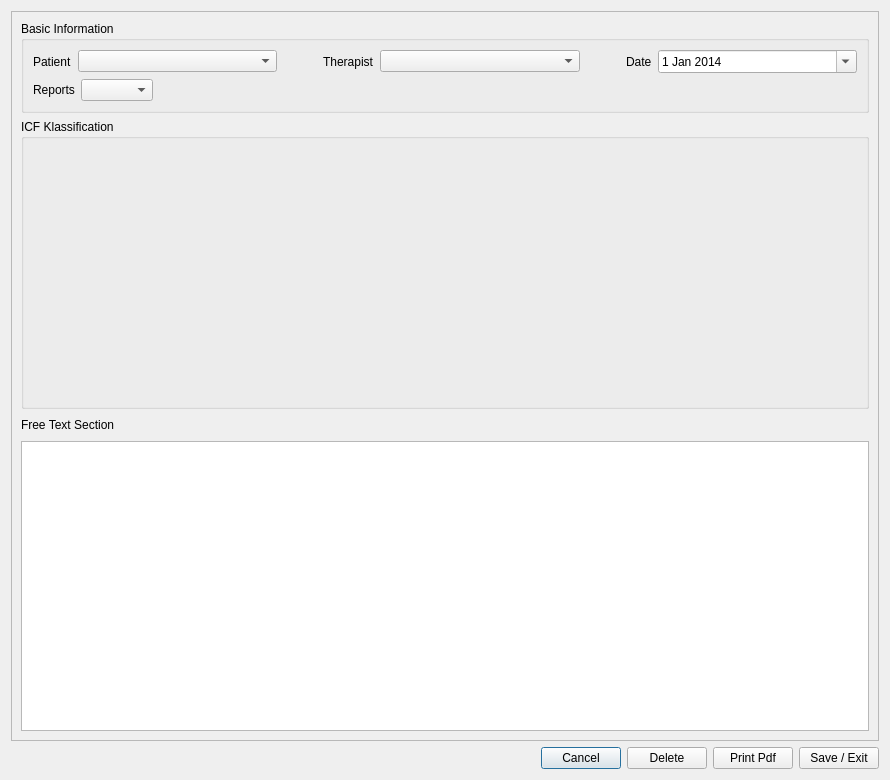
Before: the Qt Designer form gui_report.ui in loaded02/ICF_Report, drawn with Qt 5.
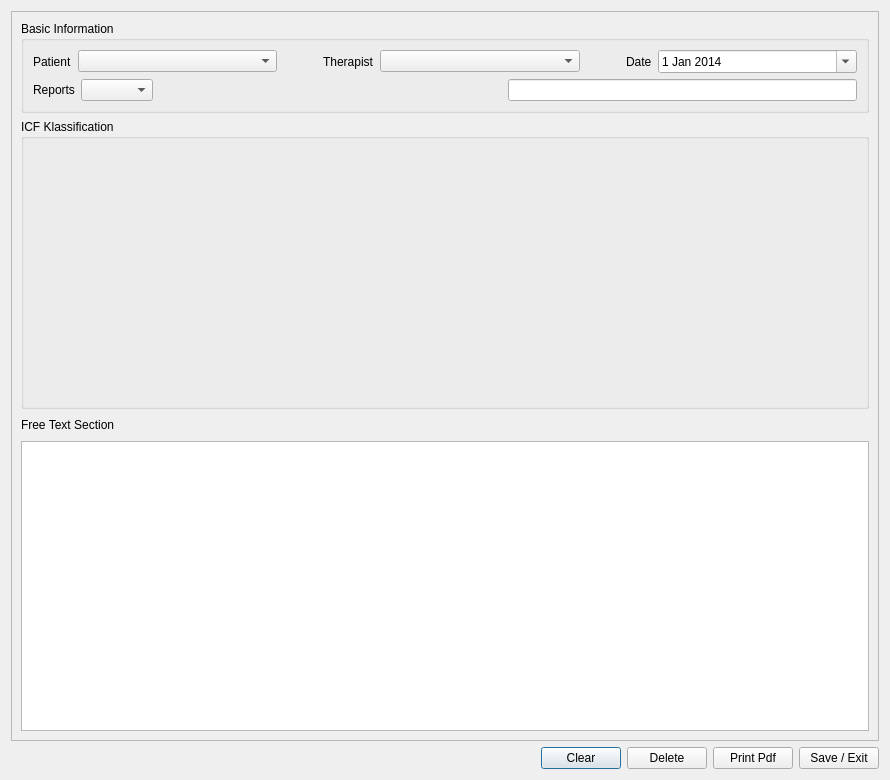
After: the same form once the commit is applied. Custom widgets are drawn as their Qt base class.

```diff
--- a/gui_report.ui
+++ b/gui_report.ui
@@ -194,6 +194,9 @@
               </property>
              </spacer>
             </item>
+            <item>
+             <widget class="QLineEdit" name="lineEditRepType"/>
+            </item>
            </layout>
           </item>
          </layout>
@@ -308,7 +311,7 @@
      <item>
       <widget class="QPushButton" name="cancelButton">
        <property name="text">
-        <string>Cancel</string>
+        <string>Clear</string>
        </property>
       </widget>
      </item>
```
